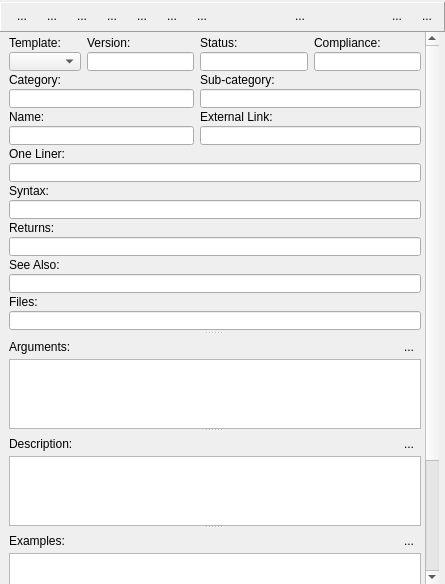
Above: hbide/docwriter.ui from FiveTechSoft/qtcontribs before the change. Below: the same form after it.
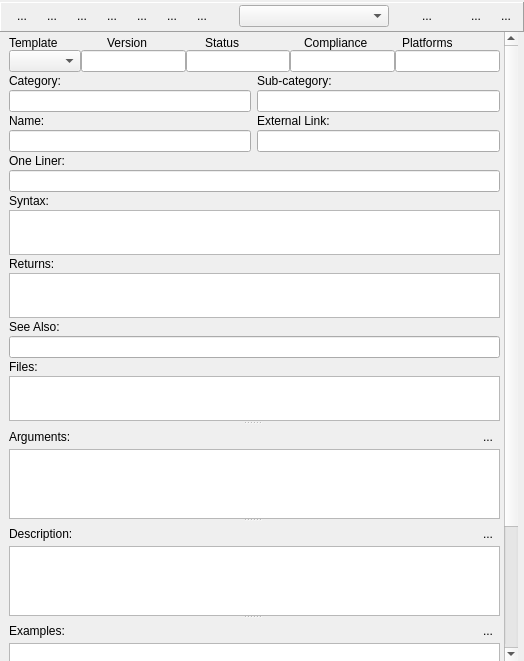
That is the form after the change.

Commit message: 2012-11-16 19:54 UTC-0800 Pritpal Bedi (bedipritpal at hotmail.com)   * hbide/hbide_v.ch     ! Version bump.

The edit to the form file:
```diff
--- a/hbide/docwriter.ui
+++ b/hbide/docwriter.ui
@@ -6,8 +6,8 @@
    <rect>
     <x>0</x>
     <y>0</y>
-    <width>445</width>
-    <height>584</height>
+    <width>524</width>
+    <height>661</height>
    </rect>
   </property>
   <property name="minimumSize">
@@ -51,8 +51,8 @@
        <rect>
         <x>0</x>
         <y>0</y>
-        <width>422</width>
-        <height>701</height>
+        <width>501</width>
+        <height>791</height>
        </rect>
       </property>
       <layout class="QVBoxLayout" name="verticalLayout">
@@ -83,13 +83,13 @@
           <property name="minimumSize">
            <size>
             <width>0</width>
-            <height>300</height>
+            <height>390</height>
            </size>
           </property>
           <property name="maximumSize">
            <size>
             <width>16777215</width>
-            <height>300</height>
+            <height>390</height>
            </size>
           </property>
           <property name="frameShape">
@@ -111,177 +111,233 @@
            <property name="verticalSpacing">
             <number>2</number>
            </property>
-           <item row="0" column="0">
-            <widget class="QLabel" name="labelTemplate">
-             <property name="text">
-              <string>Template:</string>
-             </property>
-            </widget>
-           </item>
-           <item row="0" column="1">
-            <widget class="QLabel" name="labelVersion">
-             <property name="text">
-              <string>Version:</string>
-             </property>
-            </widget>
-           </item>
-           <item row="0" column="2">
-            <widget class="QLabel" name="labelStatus">
-             <property name="text">
-              <string>Status:</string>
-             </property>
-            </widget>
-           </item>
-           <item row="0" column="3">
-            <widget class="QLabel" name="label_5">
-             <property name="text">
-              <string>Compliance:</string>
-             </property>
-            </widget>
-           </item>
-           <item row="1" column="0">
-            <widget class="QComboBox" name="comboTemplate"/>
-           </item>
-           <item row="1" column="1">
-            <widget class="QLineEdit" name="editVersion">
-             <property name="toolTip">
-              <string>Version of this document contents</string>
-             </property>
-            </widget>
-           </item>
-           <item row="1" column="2">
-            <widget class="QLineEdit" name="editStatus">
-             <property name="toolTip">
-              <string>Status should usually be described as one character</string>
-             </property>
-            </widget>
-           </item>
-           <item row="1" column="3">
-            <widget class="QLineEdit" name="editCompliance">
-             <property name="toolTip">
-              <string>Describe comatibility with other language</string>
-             </property>
-            </widget>
-           </item>
-           <item row="2" column="0" colspan="2">
+           <item row="4" column="0" colspan="2">
             <widget class="QLabel" name="labelCategory">
              <property name="text">
               <string>Category:</string>
              </property>
             </widget>
            </item>
-           <item row="2" column="2" colspan="2">
+           <item row="4" column="2" colspan="2">
             <widget class="QLabel" name="labelSubCategory">
              <property name="text">
               <string>Sub-category:</string>
              </property>
             </widget>
            </item>
-           <item row="3" column="0" colspan="2">
+           <item row="5" column="0" colspan="2">
             <widget class="QLineEdit" name="editCategory">
              <property name="toolTip">
               <string>Category should describe main area this function belongs to</string>
              </property>
             </widget>
            </item>
-           <item row="3" column="2" colspan="2">
+           <item row="5" column="2" colspan="2">
             <widget class="QLineEdit" name="editSubCategory"/>
            </item>
-           <item row="4" column="0" colspan="2">
+           <item row="6" column="0" colspan="2">
             <widget class="QLabel" name="labelName">
              <property name="text">
               <string>Name:</string>
              </property>
             </widget>
            </item>
-           <item row="4" column="2" colspan="2">
+           <item row="6" column="2" colspan="2">
             <widget class="QLabel" name="labelExtLink">
              <property name="text">
               <string>External Link:</string>
              </property>
             </widget>
            </item>
-           <item row="5" column="0" colspan="2">
+           <item row="7" column="0" colspan="2">
             <widget class="QLineEdit" name="editName">
              <property name="toolTip">
               <string>Name of the function, and if appropriate, with open/close parenthis.</string>
              </property>
             </widget>
            </item>
-           <item row="5" column="2" colspan="2">
+           <item row="7" column="2" colspan="2">
             <widget class="QLineEdit" name="editExtLink">
              <property name="toolTip">
               <string>External link, i.e., http://www.trolltech.com/</string>
              </property>
             </widget>
            </item>
-           <item row="6" column="0" colspan="4">
+           <item row="8" column="0" colspan="4">
             <widget class="QLabel" name="labelOneLiner">
              <property name="text">
               <string>One Liner:</string>
              </property>
             </widget>
            </item>
-           <item row="7" column="0" colspan="4">
+           <item row="9" column="0" colspan="4">
             <widget class="QLineEdit" name="editOneLiner">
              <property name="toolTip">
               <string>A brief description this function accomlishes</string>
              </property>
             </widget>
            </item>
-           <item row="8" column="0" colspan="4">
+           <item row="10" column="0" colspan="4">
             <widget class="QLabel" name="labelSyntax">
              <property name="text">
               <string>Syntax:</string>
              </property>
             </widget>
            </item>
-           <item row="9" column="0" colspan="4">
-            <widget class="QLineEdit" name="editSyntax">
-             <property name="toolTip">
-              <string>Syntax, or prototype as to how this function will be called</string>
-             </property>
-            </widget>
-           </item>
-           <item row="10" column="0" colspan="4">
+           <item row="12" column="0" colspan="4">
             <widget class="QLabel" name="labelReturns">
              <property name="text">
               <string>Returns:</string>
              </property>
             </widget>
            </item>
-           <item row="11" column="0" colspan="4">
-            <widget class="QLineEdit" name="editReturns">
-             <property name="toolTip">
-              <string>Variable name with hungarian notation with brief description as what this function returns</string>
-             </property>
-            </widget>
-           </item>
-           <item row="12" column="0" colspan="4">
+           <item row="14" column="0" colspan="4">
             <widget class="QLabel" name="labelSeeAlso">
              <property name="text">
               <string>See Also:</string>
              </property>
             </widget>
            </item>
-           <item row="13" column="0" colspan="4">
+           <item row="15" column="0" colspan="4">
             <widget class="QLineEdit" name="editSeeAlso">
              <property name="toolTip">
               <string>A comma separated list of related functions/keywords </string>
              </property>
             </widget>
            </item>
-           <item row="14" column="0" colspan="4">
+           <item row="16" column="0" colspan="4">
             <widget class="QLabel" name="labelFiles">
              <property name="text">
               <string>Files:</string>
              </property>
             </widget>
            </item>
-           <item row="15" column="0" colspan="4">
-            <widget class="QLineEdit" name="editFiles">
-             <property name="toolTip">
-              <string>A comma separated list of relevant files, i.e., hbrtl.lib, hbqt.lib.</string>
+           <item row="1" column="0" colspan="4">
+            <layout class="QVBoxLayout" name="verticalLayout_2" stretch="0,0">
+             <property name="spacing">
+              <number>0</number>
+             </property>
+             <property name="sizeConstraint">
+              <enum>QLayout::SetDefaultConstraint</enum>
+             </property>
+             <property name="margin">
+              <number>0</number>
+             </property>
+             <item>
+              <layout class="QHBoxLayout" name="horizontalLayout_2">
+               <property name="leftMargin">
+                <number>0</number>
+               </property>
+               <item>
+                <widget class="QLabel" name="labelTemplate">
+                 <property name="text">
+                  <string>Template</string>
+                 </property>
+                 <property name="alignment">
+                  <set>Qt::AlignLeading|Qt::AlignLeft|Qt::AlignVCenter</set>
+                 </property>
+                </widget>
+               </item>
+               <item>
+                <widget class="QLabel" name="labelVersion">
+                 <property name="text">
+                  <string>Version</string>
+                 </property>
+                 <property name="alignment">
+                  <set>Qt::AlignLeading|Qt::AlignLeft|Qt::AlignVCenter</set>
+                 </property>
+                </widget>
+               </item>
+               <item>
+                <widget class="QLabel" name="labelStatus">
+                 <property name="text">
+                  <string>Status</string>
+                 </property>
+                 <property name="alignment">
+                  <set>Qt::AlignLeading|Qt::AlignLeft|Qt::AlignVCenter</set>
+                 </property>
+                </widget>
+               </item>
+               <item>
+                <widget class="QLabel" name="label_5">
+                 <property name="text">
+                  <string>Compliance</string>
+                 </property>
+                 <property name="alignment">
+                  <set>Qt::AlignLeading|Qt::AlignLeft|Qt::AlignVCenter</set>
+                 </property>
+                </widget>
+               </item>
+               <item>
+                <widget class="QLabel" name="label">
+                 <property name="text">
+                  <string>Platforms</string>
+                 </property>
+                 <property name="alignment">
+                  <set>Qt::AlignLeading|Qt::AlignLeft|Qt::AlignVCenter</set>
+                 </property>
+                </widget>
+               </item>
+              </layout>
+             </item>
+             <item>
+              <layout class="QHBoxLayout" name="horizontalLayout_3">
+               <item>
+                <widget class="QComboBox" name="comboTemplate">
+                 <property name="sizePolicy">
+                  <sizepolicy hsizetype="Expanding" vsizetype="Fixed">
+                   <horstretch>0</horstretch>
+                   <verstretch>0</verstretch>
+                  </sizepolicy>
+                 </property>
+                </widget>
+               </item>
+               <item>
+                <widget class="QLineEdit" name="editVersion">
+                 <property name="toolTip">
+                  <string>Version of this document contents</string>
+                 </property>
+                </widget>
+               </item>
+               <item>
+                <widget class="QLineEdit" name="editStatus">
+                 <property name="toolTip">
+                  <string>Status should usually be described as one character</string>
+                 </property>
+                </widget>
+               </item>
+               <item>
+                <widget class="QLineEdit" name="editCompliance">
+                 <property name="toolTip">
+                  <string>Describe comatibility with other language</string>
+                 </property>
+                </widget>
+               </item>
+               <item>
+                <widget class="QLineEdit" name="editPlatforms"/>
+               </item>
+              </layout>
+             </item>
+            </layout>
+           </item>
+           <item row="11" column="0" colspan="4">
+            <widget class="QPlainTextEdit" name="editSyntax">
+             <property name="lineWrapMode">
+              <enum>QPlainTextEdit::NoWrap</enum>
+             </property>
+            </widget>
+           </item>
+           <item row="13" column="0" colspan="4">
+            <widget class="QPlainTextEdit" name="editReturns">
+             <property name="lineWrapMode">
+              <enum>QPlainTextEdit::NoWrap</enum>
+             </property>
+            </widget>
+           </item>
+           <item row="17" column="0" colspan="4">
+            <widget class="QPlainTextEdit" name="editFiles">
+             <property name="lineWrapMode">
+              <enum>QPlainTextEdit::NoWrap</enum>
              </property>
             </widget>
            </item>
@@ -629,6 +685,32 @@
         </property>
        </spacer>
       </item>
+      <item>
+       <widget class="QComboBox" name="comboFunctions">
+        <property name="minimumSize">
+         <size>
+          <width>150</width>
+          <height>0</height>
+         </size>
+        </property>
+        <property name="toolTip">
+         <string>Click on a function contained in this file.</string>
+        </property>
+       </widget>
+      </item>
+      <item>
+       <spacer name="horizontalSpacer_3">
+        <property name="orientation">
+         <enum>Qt::Horizontal</enum>
+        </property>
+        <property name="sizeHint" stdset="0">
+         <size>
+          <width>40</width>
+          <height>20</height>
+         </size>
+        </property>
+       </spacer>
+      </item>
       <item>
        <widget class="QToolButton" name="buttonClear">
         <property name="toolTip">
```
The commit also changes 5 other files.
